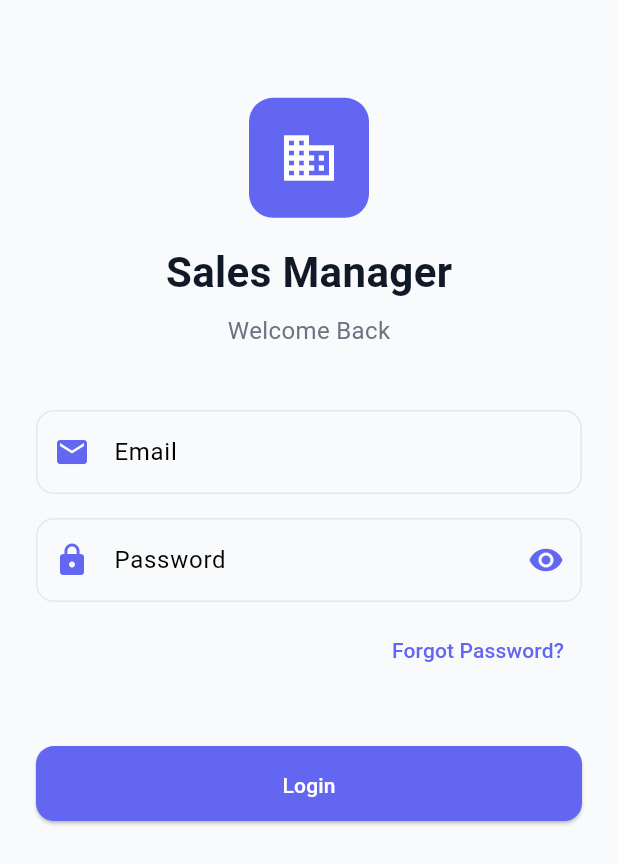
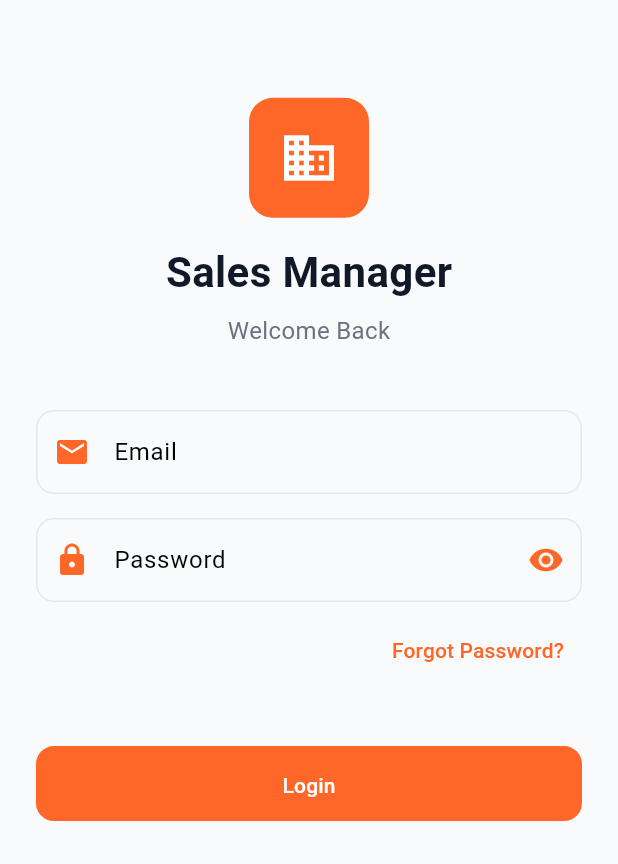
Before and after one commit to nasim-hassan/sales-manager, a Flutter app: the screen it shows after launch, on a phone screen of 412 x 824 dp. Shown: the top 864 px of the screen. Run offline on Flutter 3.47's test engine with Material 3 defaults, Android fonts, the phone set to English and light mode, and no system bars; our stand-ins replace connectivity_plus, shared_preferences, supabase_flutter; accounts and stored records are empty.

Commit message:
Login Authentication and UI Design Finalization

```diff
--- a/lib/core/theme/app_theme.dart
+++ b/lib/core/theme/app_theme.dart
@@ -1,22 +1,28 @@
 import 'package:flutter/material.dart';
 
 class AppTheme {
-  // Colors
-  static const Color primaryColor = Color(0xFF6366F1);
-  static const Color primaryDark = Color(0xFF4F46E5);
-  static const Color secondaryColor = Color(0xFF10B981);
+  // Brand Colors
+  static const Color primaryColor = Color(0xFFFE6728);
+  static const Color primaryDark = Color(0xFFE85A1F);
+
+  // Supporting Colors
+  static const Color secondaryColor = Color(0xFF14B8A6);
   static const Color accentColor = Color(0xFFF59E0B);
   static const Color dangerColor = Color(0xFFEF4444);
   static const Color warningColor = Color(0xFFFCD34D);
   static const Color infoColor = Color(0xFF3B82F6);
 
+  // Background & Surface
   static const Color backgroundColor = Color(0xFFF9FAFB);
   static const Color surfaceColor = Color(0xFFFFFFFF);
   static const Color shadowColor = Color(0x1A000000);
 
+  // Text Colors
   static const Color textPrimary = Color(0xFF111827);
   static const Color textSecondary = Color(0xFF6B7280);
   static const Color textTertiary = Color(0xFF9CA3AF);
+
+  // Borders
   static const Color borderColor = Color(0xFFE5E7EB);
 
   // Spacing
@@ -32,41 +38,50 @@ class AppTheme {
   static const double radiusLg = 12.0;
   static const double radiusXl = 16.0;
 
-  // Theme Data
+  // Light Theme
   static ThemeData lightTheme() {
     return ThemeData(
       useMaterial3: true,
-      colorScheme: ColorScheme.light(
+
+      colorScheme: const ColorScheme.light(
         primary: primaryColor,
         secondary: secondaryColor,
         tertiary: accentColor,
         surface: surfaceColor,
         error: dangerColor,
       ),
+
       scaffoldBackgroundColor: backgroundColor,
-      appBarTheme: AppBarTheme(
+
+      appBarTheme: const AppBarTheme(
         backgroundColor: surfaceColor,
         elevation: 0,
         centerTitle: true,
-        titleTextStyle: const TextStyle(
+        titleTextStyle: TextStyle(
           color: textPrimary,
           fontSize: 20,
           fontWeight: FontWeight.w600,
         ),
-        iconTheme: const IconThemeData(color: textPrimary),
+        iconTheme: IconThemeData(
+          color: textPrimary,
+        ),
       ),
+
       cardTheme: CardThemeData(
         color: surfaceColor,
         elevation: 1,
+        shadowColor: shadowColor,
         shape: RoundedRectangleBorder(
           borderRadius: BorderRadius.circular(radiusLg),
           side: const BorderSide(color: borderColor),
         ),
       ),
+
       elevatedButtonTheme: ElevatedButtonThemeData(
         style: ElevatedButton.styleFrom(
           backgroundColor: primaryColor,
           foregroundColor: Colors.white,
+          elevation: 0,
           padding: const EdgeInsets.symmetric(
             horizontal: spacingLg,
             vertical: spacingMd,
@@ -76,6 +91,7 @@ class AppTheme {
           ),
         ),
       ),
+
       outlinedButtonTheme: OutlinedButtonThemeData(
         style: OutlinedButton.styleFrom(
           foregroundColor: primaryColor,
@@ -89,69 +105,102 @@ class AppTheme {
           side: const BorderSide(color: borderColor),
         ),
       ),
+
       inputDecorationTheme: InputDecorationTheme(
         filled: true,
         fillColor: backgroundColor,
+
         border: OutlineInputBorder(
           borderRadius: BorderRadius.circular(radiusLg),
           borderSide: const BorderSide(color: borderColor),
         ),
+
         enabledBorder: OutlineInputBorder(
           borderRadius: BorderRadius.circular(radiusLg),
           borderSide: const BorderSide(color: borderColor),
         ),
+
         focusedBorder: OutlineInputBorder(
           borderRadius: BorderRadius.circular(radiusLg),
-          borderSide: const BorderSide(color: primaryColor, width: 2),
+          borderSide: const BorderSide(
+            color: primaryColor,
+            width: 2,
+          ),
         ),
+
+        errorBorder: OutlineInputBorder(
+          borderRadius: BorderRadius.circular(radiusLg),
+          borderSide: const BorderSide(
+            color: dangerColor,
+          ),
+        ),
+
+        focusedErrorBorder: OutlineInputBorder(
+          borderRadius: BorderRadius.circular(radiusLg),
+          borderSide: const BorderSide(
+            color: dangerColor,
+            width: 2,
+          ),
+        ),
+
         contentPadding: const EdgeInsets.symmetric(
           horizontal: spacingMd,
           vertical: spacingMd,
         ),
       ),
+
       textTheme: const TextTheme(
         displayLarge: TextStyle(
           fontSize: 32,
           fontWeight: FontWeight.bold,
           color: textPrimary,
         ),
+
         displayMedium: TextStyle(
           fontSize: 28,
           fontWeight: FontWeight.bold,
           color: textPrimary,
         ),
+
         headlineSmall: TextStyle(
           fontSize: 24,
           fontWeight: FontWeight.w600,
           color: textPrimary,
         ),
+
         titleLarge: TextStyle(
           fontSize: 20,
           fontWeight: FontWeight.w600,
           color: textPrimary,
         ),
+
         titleMedium: TextStyle(
           fontSize: 16,
           fontWeight: FontWeight.w600,
           color: textPrimary,
         ),
+
         bodyLarge: TextStyle(
           fontSize: 16,
           fontWeight: FontWeight.normal,
           color: textPrimary,
         ),
+
         bodyMedium: TextStyle(
           fontSize: 14,
           fontWeight: FontWeight.normal,
           color: textSecondary,
         ),
+
         bodySmall: TextStyle(
           fontSize: 12,
           fontWeight: FontWeight.normal,
           color: textTertiary,
         ),
       ),
+
       dividerColor: borderColor,
+
       dividerTheme: const DividerThemeData(
         color: borderColor,
         thickness: 1,
```
Also changed, not shown: 1 other file.
